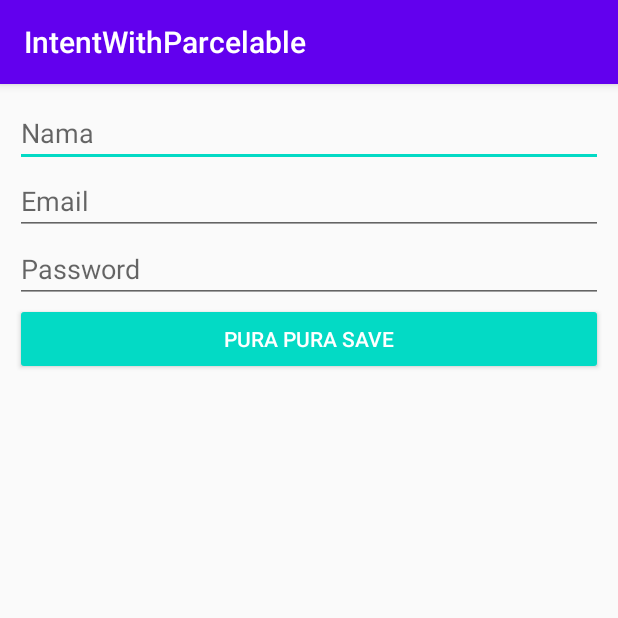
After one commit to ihfazhillah/dicoding_intent_with_parcelable, an Android app: the ResultWithParcelableActivity screen opened directly, with no data from a screen before it, on a phone screen of 412 x 824 dp, the top half of it. The commit adds this screen. Run offline under Robolectric (Android 15) with nearby library versions, the phone set to English and light mode, and no system bars.

Commit message:
implement startactivity for result

```diff
--- a/app/src/main/AndroidManifest.xml
+++ b/app/src/main/AndroidManifest.xml
@@ -9,7 +9,10 @@
         android:roundIcon="@mipmap/ic_launcher_round"
         android:supportsRtl="true"
         android:theme="@style/AppTheme">
-        <activity android:name=".DetailActivity"></activity>
+        <activity android:name=".ResultWithParcelableActivity"></activity>
+        <activity
+            android:name=".DetailActivity"
+            android:parentActivityName=".MainActivity" />
         <activity android:name=".MainActivity">
             <intent-filter>
                 <action android:name="android.intent.action.MAIN" />
--- /dev/null
+++ b/app/src/main/java/com/ihfazh/intentwithparcelable/ResultWithParcelableActivity.java
@@ -0,0 +1,44 @@
+package com.ihfazh.intentwithparcelable;
+
+import androidx.appcompat.app.AppCompatActivity;
+
+import android.content.Intent;
+import android.os.Bundle;
+import android.view.View;
+import android.widget.Button;
+import android.widget.EditText;
+
+public class ResultWithParcelableActivity extends AppCompatActivity {
+    public static final int RESULT_CODE = 112;
+    public static final String ACCOUNT_EXTRA = "Account Extra";
+    private EditText name, email, password;
+    private Button save;
+
+    @Override
+    protected void onCreate(Bundle savedInstanceState) {
+        super.onCreate(savedInstanceState);
+        setContentView(R.layout.activity_result_with_parcelable);
+
+        name = findViewById(R.id.edt_nama);
+        email = findViewById(R.id.edt_email);
+        password = findViewById(R.id.edt_password);
+        save = findViewById(R.id.btn_save);
+
+        save.setOnClickListener(new View.OnClickListener() {
+            @Override
+            public void onClick(View view) {
+                Account account = new Account();
+                account.setNama(name.getText().toString());
+                account.setPassword(password.getText().toString());
+                account.setEmail(email.getText().toString());
+
+                Intent intent;
+                intent = new Intent();
+                intent.putExtra(ACCOUNT_EXTRA, account);
+
+                setResult(RESULT_CODE, intent);
+                finish();
+            }
+        });
+    }
+}
--- /dev/null
+++ b/app/src/main/res/layout/activity_result_with_parcelable.xml
@@ -0,0 +1,39 @@
+<?xml version="1.0" encoding="utf-8"?>
+<LinearLayout xmlns:android="http://schemas.android.com/apk/res/android"
+    xmlns:app="http://schemas.android.com/apk/res-auto"
+    xmlns:tools="http://schemas.android.com/tools"
+    android:layout_width="match_parent"
+    android:layout_height="match_parent"
+    android:orientation="vertical"
+    android:padding="10dp"
+    tools:context=".ResultWithParcelableActivity">
+
+    <EditText
+        android:id="@+id/edt_nama"
+        android:layout_width="match_parent"
+        android:layout_height="wrap_content"
+        android:hint="Nama"
+        />
+    <EditText
+        android:id="@+id/edt_email"
+        android:layout_width="match_parent"
+        android:layout_height="wrap_content"
+        android:hint="Email"
+        android:inputType="textEmailAddress"
+        />
+    <EditText
+        android:id="@+id/edt_password"
+        android:layout_width="match_parent"
+        android:layout_height="wrap_content"
+        android:hint="Password"
+        android:inputType="textPassword"
+        />
+
+    <Button
+        style="@style/Widget.AppCompat.Button.Colored"
+        android:id="@+id/btn_save"
+        android:layout_width="match_parent"
+        android:layout_height="wrap_content"
+        android:text="Pura pura Save"/>
+
+</LinearLayout>
```
Also changed, not shown: app/src/main/java/com/ihfazh/intentwithparcelable/MainActivity.java (+23 -1 lines), app/src/main/res/layout/activity_main.xml (+10 -0 lines).
